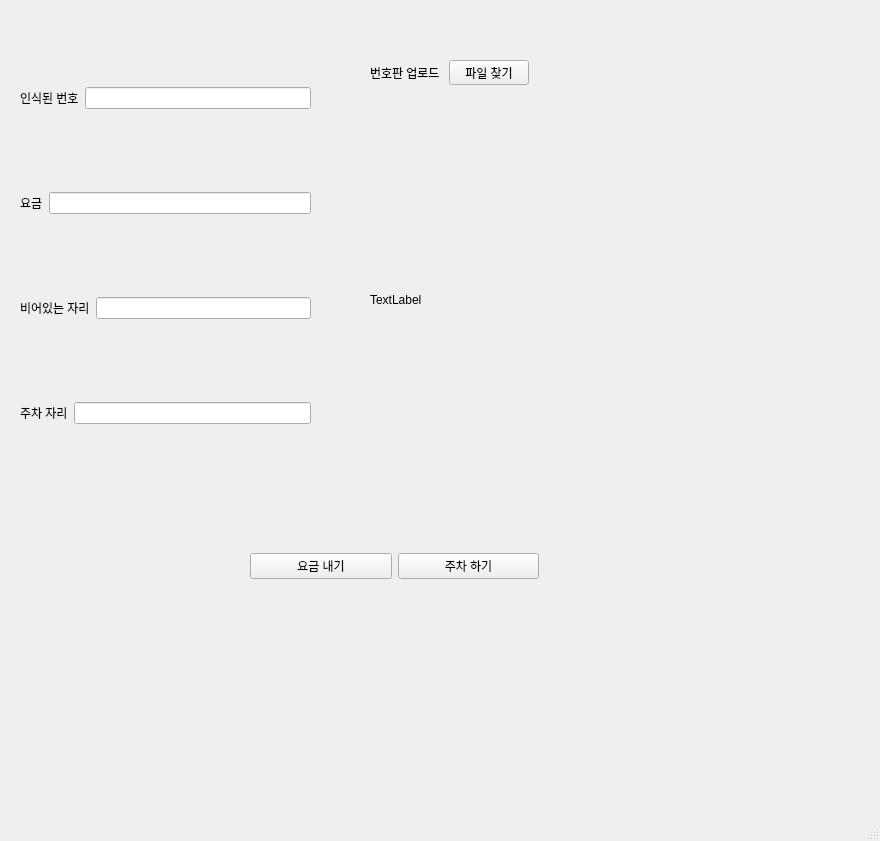
Old version of the form client_UI/untitled_.ui in the repository mardi2020/Parking_lot_management_sys.
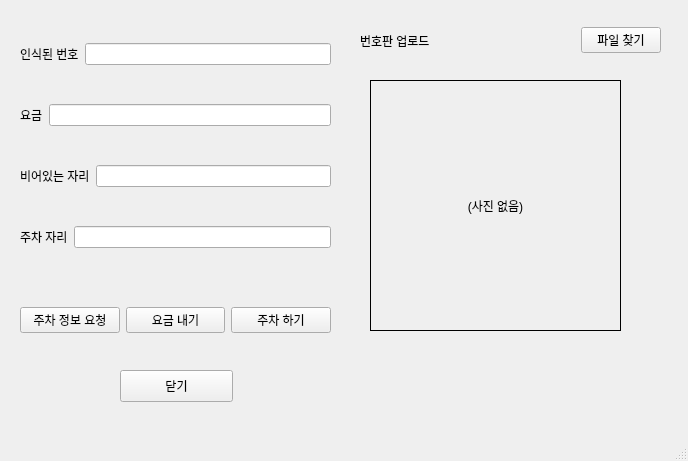
New version of the form.

```diff
--- a/client_UI/untitled_.ui
+++ b/client_UI/untitled_.ui
@@ -6,8 +6,8 @@
    <rect>
     <x>0</x>
     <y>0</y>
-    <width>880</width>
-    <height>841</height>
+    <width>688</width>
+    <height>461</height>
    </rect>
   </property>
   <property name="windowTitle">
@@ -19,8 +19,8 @@
      <rect>
       <x>20</x>
       <y>10</y>
-      <width>291</width>
-      <height>491</height>
+      <width>311</width>
+      <height>271</height>
      </rect>
     </property>
     <layout class="QVBoxLayout" name="verticalLayout">
@@ -82,29 +82,23 @@
      </item>
     </layout>
    </widget>
-   <widget class="QLabel" name="label_6">
+   <widget class="QWidget" name="layoutWidget">
     <property name="geometry">
      <rect>
-      <x>370</x>
-      <y>100</y>
-      <width>339</width>
-      <height>399</height>
-     </rect>
-    </property>
-    <property name="text">
-     <string>TextLabel</string>
-    </property>
-   </widget>
-   <widget class="QWidget" name="">
-    <property name="geometry">
-     <rect>
-      <x>250</x>
-      <y>520</y>
-      <width>289</width>
-      <height>93</height>
+      <x>20</x>
+      <y>300</y>
+      <width>311</width>
+      <height>41</height>
      </rect>
     </property>
     <layout class="QHBoxLayout" name="horizontalLayout_6">
+     <item>
+      <widget class="QPushButton" name="pushButton_2">
+       <property name="text">
+        <string>주차 정보 요청</string>
+       </property>
+      </widget>
+     </item>
      <item>
       <widget class="QPushButton" name="settleup_btn">
        <property name="text">
@@ -121,13 +115,13 @@
      </item>
     </layout>
    </widget>
-   <widget class="QWidget" name="">
+   <widget class="QWidget" name="layoutWidget">
     <property name="geometry">
      <rect>
-      <x>370</x>
-      <y>60</y>
-      <width>159</width>
-      <height>25</height>
+      <x>360</x>
+      <y>20</y>
+      <width>301</width>
+      <height>41</height>
      </rect>
     </property>
     <layout class="QHBoxLayout" name="horizontalLayout">
@@ -138,6 +132,19 @@
        </property>
       </widget>
      </item>
+     <item>
+      <spacer name="horizontalSpacer_2">
+       <property name="orientation">
+        <enum>Qt::Horizontal</enum>
+       </property>
+       <property name="sizeHint" stdset="0">
+        <size>
+         <width>40</width>
+         <height>20</height>
+        </size>
+       </property>
+      </spacer>
+     </item>
      <item>
       <widget class="QPushButton" name="findfile_btn">
        <property name="text">
@@ -147,6 +154,50 @@
      </item>
     </layout>
    </widget>
+   <widget class="QPushButton" name="pushButton">
+    <property name="geometry">
+     <rect>
+      <x>120</x>
+      <y>370</y>
+      <width>113</width>
+      <height>32</height>
+     </rect>
+    </property>
+    <property name="text">
+     <string>닫기</string>
+    </property>
+   </widget>
+   <widget class="QLabel" name="label_6">
+    <property name="geometry">
+     <rect>
+      <x>370</x>
+      <y>80</y>
+      <width>251</width>
+      <height>251</height>
+     </rect>
+    </property>
+    <property name="maximumSize">
+     <size>
+      <width>251</width>
+      <height>251</height>
+     </size>
+    </property>
+    <property name="font">
+     <font>
+      <weight>50</weight>
+      <bold>false</bold>
+     </font>
+    </property>
+    <property name="frameShape">
+     <enum>QFrame::Box</enum>
+    </property>
+    <property name="text">
+     <string>(사진 없음)</string>
+    </property>
+    <property name="alignment">
+     <set>Qt::AlignCenter</set>
+    </property>
+   </widget>
   </widget>
   <widget class="QMenuBar" name="menubar">
    <property name="geometry">
```
Left out of the diff: 4 changed lines with no effect on the pictures.
